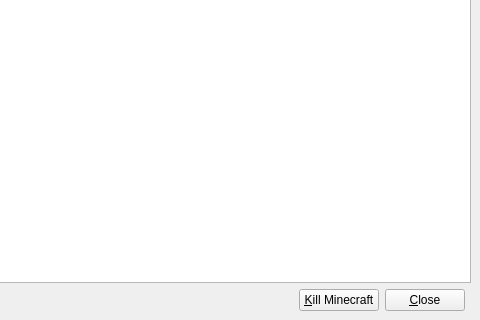
Qt form gui/ConsoleWindow.ui (FreesmTeam/FreesmLauncher) before a commit; both pictures show x 160 to 640 and y 120 to 440 of the 640 by 440 pixel window.
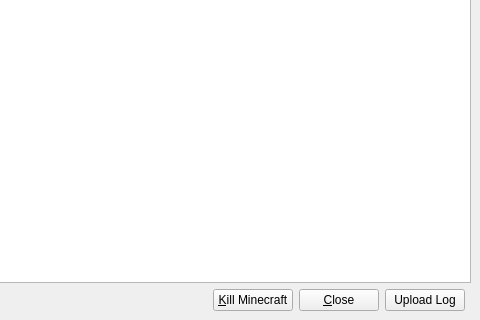
The same form after that commit.

The edit to the form file:
```diff
--- a/gui/ConsoleWindow.ui
+++ b/gui/ConsoleWindow.ui
@@ -74,6 +74,13 @@
         </property>
        </widget>
       </item>
+      <item>
+       <widget class="QPushButton" name="btnPaste">
+        <property name="text">
+         <string>Upload Log</string>
+        </property>
+       </widget>
+      </item>
      </layout>
     </item>
    </layout>
```
